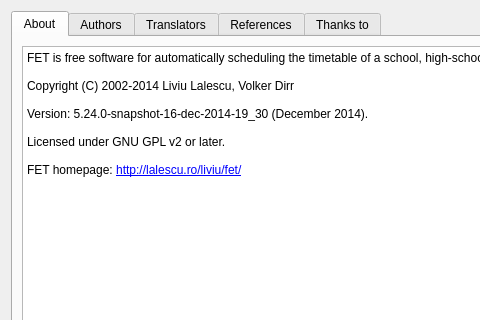
vanyog/FET, file src/interface/helpaboutform_template.ui: the form before one commit; both pictures show x 0 to 480 and y 0 to 320 of the 690 by 430 pixel window.
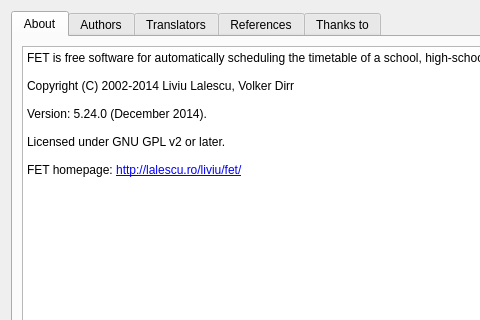
The form after the commit.

Diff of the .ui file:
```diff
--- a/src/interface/helpaboutform_template.ui
+++ b/src/interface/helpaboutform_template.ui
@@ -53,7 +53,7 @@
 &lt;p style=&quot;-qt-paragraph-type:empty; margin-top:0px; margin-bottom:0px; margin-left:0px; margin-right:0px; -qt-block-indent:0; text-indent:0px; font-family:'Sans Serif'; font-size:9pt;&quot;&gt;&lt;br /&gt;&lt;/p&gt;
 &lt;p style=&quot; margin-top:0px; margin-bottom:0px; margin-left:0px; margin-right:0px; -qt-block-indent:0; text-indent:0px;&quot;&gt;&lt;span style=&quot; font-family:'Sans Serif'; font-size:9pt;&quot;&gt;Copyright (C) 2002-2014 Liviu Lalescu, Volker Dirr&lt;/span&gt;&lt;/p&gt;
 &lt;p style=&quot;-qt-paragraph-type:empty; margin-top:0px; margin-bottom:0px; margin-left:0px; margin-right:0px; -qt-block-indent:0; text-indent:0px; font-family:'Sans Serif'; font-size:9pt;&quot;&gt;&lt;br /&gt;&lt;/p&gt;
-&lt;p style=&quot; margin-top:0px; margin-bottom:0px; margin-left:0px; margin-right:0px; -qt-block-indent:0; text-indent:0px;&quot;&gt;&lt;span style=&quot; font-family:'Sans Serif'; font-size:9pt;&quot;&gt;Version: 5.24.0-snapshot-16-dec-2014-19_30 (December 2014).&lt;/span&gt;&lt;/p&gt;
+&lt;p style=&quot; margin-top:0px; margin-bottom:0px; margin-left:0px; margin-right:0px; -qt-block-indent:0; text-indent:0px;&quot;&gt;&lt;span style=&quot; font-family:'Sans Serif'; font-size:9pt;&quot;&gt;Version: 5.24.0 (December 2014).&lt;/span&gt;&lt;/p&gt;
 &lt;p style=&quot;-qt-paragraph-type:empty; margin-top:0px; margin-bottom:0px; margin-left:0px; margin-right:0px; -qt-block-indent:0; text-indent:0px; font-family:'Sans Serif'; font-size:9pt;&quot;&gt;&lt;br /&gt;&lt;/p&gt;
 &lt;p style=&quot; margin-top:0px; margin-bottom:0px; margin-left:0px; margin-right:0px; -qt-block-indent:0; text-indent:0px;&quot;&gt;&lt;span style=&quot; font-family:'Sans Serif'; font-size:9pt;&quot;&gt;Licensed under GNU GPL v2 or later.&lt;/span&gt;&lt;/p&gt;
 &lt;p style=&quot;-qt-paragraph-type:empty; margin-top:0px; margin-bottom:0px; margin-left:0px; margin-right:0px; -qt-block-indent:0; text-indent:0px; font-family:'Sans Serif'; font-size:9pt;&quot;&gt;&lt;br /&gt;&lt;/p&gt;
```
Left out of the diff: 2 changed lines with no effect on the pictures.
